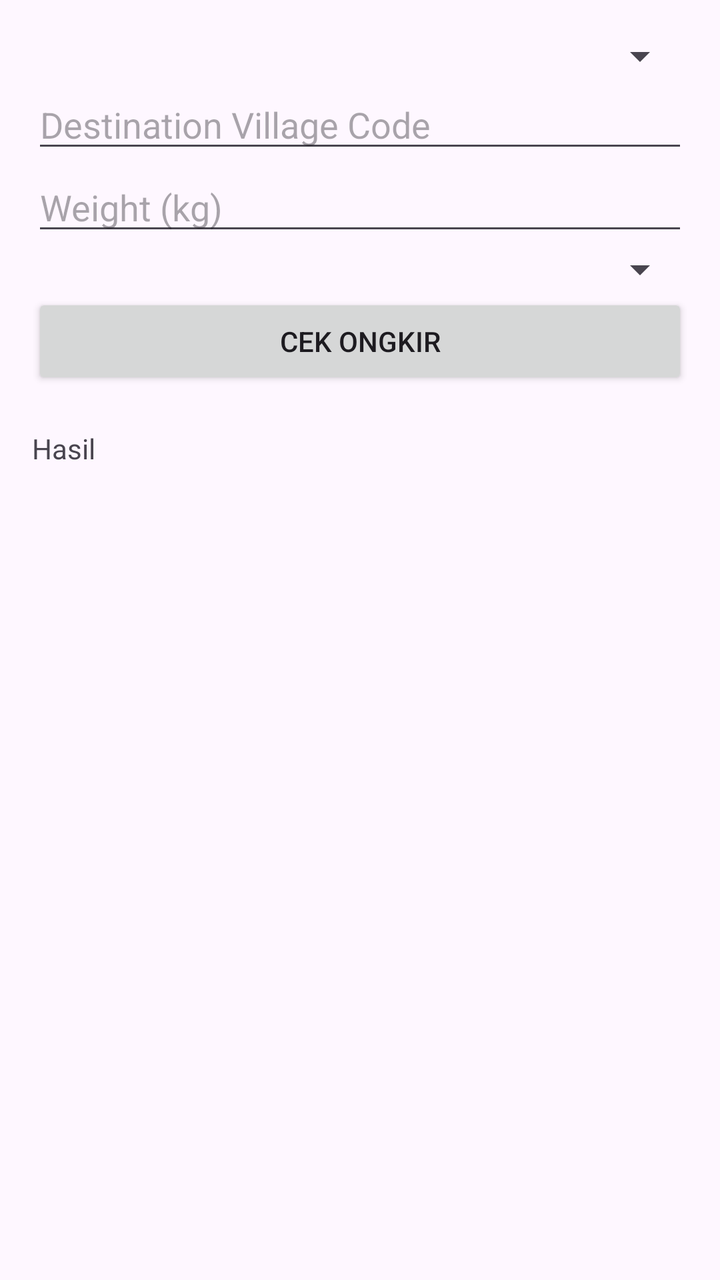
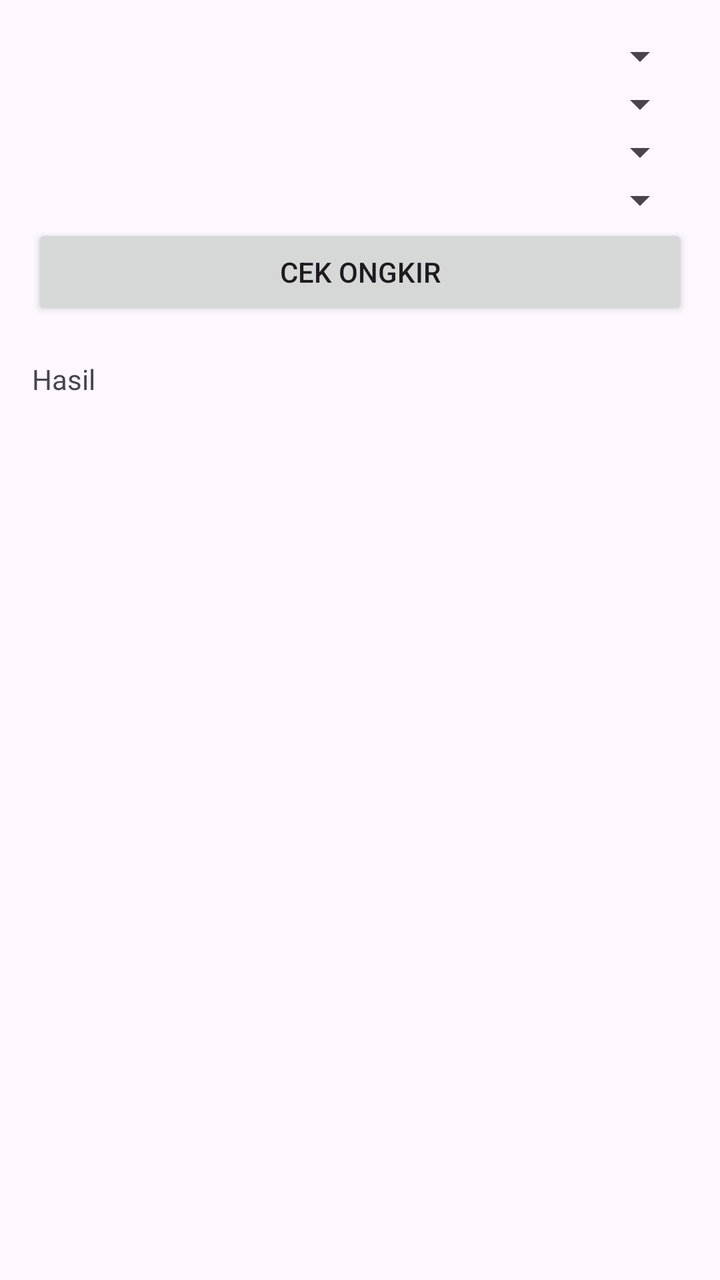

The first picture is an Android layout as it rendered before a commit; the second is the same layout after the commit. The layout source and the unified diff follow.
<!-- AndroidManifest.xml: application theme Theme.Coba_API -->
<!-- res/layout/activity_main.xml -->
<?xml version="1.0" encoding="utf-8"?>
<androidx.constraintlayout.widget.ConstraintLayout xmlns:android="http://schemas.android.com/apk/res/android"
    xmlns:app="http://schemas.android.com/apk/res-auto"
    xmlns:tools="http://schemas.android.com/tools"
    android:id="@+id/main"
    android:layout_width="match_parent"
    android:layout_height="match_parent"
    tools:context=".MainActivity">

    <LinearLayout
        xmlns:android="http://schemas.android.com/apk/res/android"
        android:orientation="vertical"
        android:padding="16dp"
        android:layout_width="match_parent"
        android:layout_height="match_parent">

        <Spinner
            android:id="@+id/etAsal"
            android:hint="Origin Village Code"
            android:layout_width="match_parent"
            android:layout_height="wrap_content"/>

        <EditText
            android:id="@+id/etTujuan"
            android:hint="Destination Village Code"
            android:layout_width="match_parent"
            android:layout_height="wrap_content"/>

        <EditText
            android:id="@+id/etBerat"
            android:hint="Weight (kg)"
            android:inputType="number"
            android:layout_width="match_parent"
            android:layout_height="wrap_content"/>

        <Spinner
            android:id="@+id/spExpedition"
            android:layout_width="match_parent"
            android:layout_height="wrap_content"/>

        <Button
            android:id="@+id/btnCek"
            android:text="Cek Ongkir"
            android:layout_width="match_parent"
            android:layout_height="wrap_content"/>

        <TextView
            android:id="@+id/tvHasil"
            android:text="Hasil"
            android:paddingTop="20dp"
            android:layout_width="match_parent"
            android:layout_height="wrap_content"/>

    </LinearLayout>

</androidx.constraintlayout.widget.ConstraintLayout>
<!-- resources referenced by this layout -->
<resources>
  <style name="Theme.Coba_API" parent="Base.Theme.Coba_API" />
  <style name="Base.Theme.Coba_API" parent="Theme.Material3.DayNight.NoActionBar">
          
          
      </style>
</resources>

<!-- the commit's change to res/layout/activity_main.xml (unified diff, before → after) -->
@@ -20,13 +20,13 @@
             android:layout_width="match_parent"
             android:layout_height="wrap_content"/>
 
-        <EditText
+        <Spinner
             android:id="@+id/etTujuan"
             android:hint="Destination Village Code"
             android:layout_width="match_parent"
             android:layout_height="wrap_content"/>
 
-        <EditText
+        <Spinner
             android:id="@+id/etBerat"
             android:hint="Weight (kg)"
             android:inputType="number"
